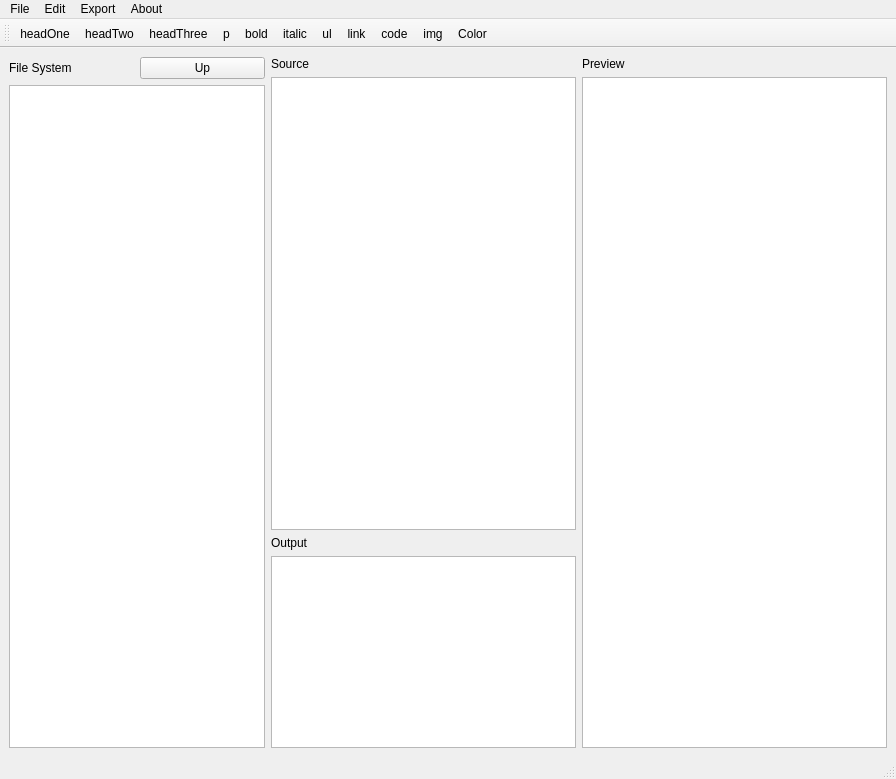
The window that src/ui/mainwindow.ui (pavelkral/mdedit) describes before a commit, drawn with Qt 5.
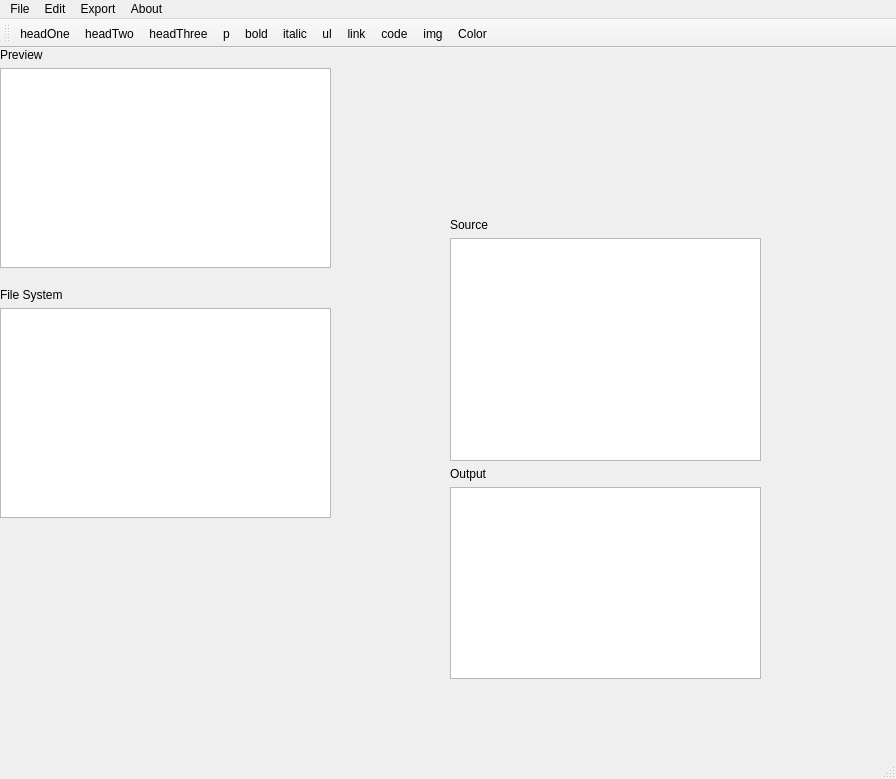
The same window after the commit. Icons and pictures are not drawn.

Commit message:
Refactor file browser to use QListView and QSplitter
Replaces the QTreeView-based file browser and ParentDirProxyModel with a QListView (fileView1) and updates the UI layout to use QSplitter for a more flexible arrangement. Removes the back button and related logic, simplifies file navigation, and updates the mainwindow.ui to reflect the new widget structure.

What changed in the file:
```diff
--- a/src/ui/mainwindow.ui
+++ b/src/ui/mainwindow.ui
@@ -18,9 +18,16 @@
     <normaloff>release/img/wedit.png</normaloff>release/img/wedit.png</iconset>
   </property>
   <widget class="QWidget" name="centralwidget">
-   <layout class="QGridLayout" name="gridLayout_3">
-    <item row="0" column="0">
-     <layout class="QGridLayout" name="gridLayout">
+   <widget class="QWidget" name="layoutWidget">
+    <property name="geometry">
+     <rect>
+      <x>0</x>
+      <y>240</y>
+      <width>331</width>
+      <height>230</height>
+     </rect>
+    </property>
+    <layout class="QGridLayout" name="fileLayout">
       <item row="0" column="0">
        <layout class="QGridLayout" name="gridLayout_2">
         <item row="0" column="0">
@@ -33,32 +40,23 @@
           </property>
          </widget>
         </item>
-        <item row="0" column="1">
-         <widget class="QPushButton" name="backButton">
-          <property name="text">
-           <string>Up</string>
-          </property>
-         </widget>
-        </item>
        </layout>
       </item>
       <item row="1" column="0">
-       <widget class="QTreeView" name="fileView">
-        <property name="enabled">
-         <bool>true</bool>
-        </property>
-        <property name="sizePolicy">
-         <sizepolicy hsizetype="Maximum" vsizetype="Expanding">
-          <horstretch>0</horstretch>
-          <verstretch>0</verstretch>
-         </sizepolicy>
-        </property>
-       </widget>
-      </item>
-     </layout>
-    </item>
-    <item row="0" column="1">
-     <layout class="QVBoxLayout" name="verticalLayout">
+      <widget class="QListView" name="fileView1"/>
+     </item>
+    </layout>
+   </widget>
+   <widget class="QWidget" name="layoutWidget">
+    <property name="geometry">
+     <rect>
+      <x>450</x>
+      <y>170</y>
+      <width>311</width>
+      <height>461</height>
+     </rect>
+    </property>
+    <layout class="QVBoxLayout" name="editLayout">
       <item>
        <widget class="QLabel" name="label">
         <property name="styleSheet">
@@ -94,9 +92,17 @@
        </widget>
       </item>
      </layout>
-    </item>
-    <item row="0" column="2">
-     <layout class="QVBoxLayout" name="verticalLayout_2">
+   </widget>
+   <widget class="QWidget" name="layoutWidget">
+    <property name="geometry">
+     <rect>
+      <x>0</x>
+      <y>0</y>
+      <width>331</width>
+      <height>220</height>
+     </rect>
+    </property>
+    <layout class="QVBoxLayout" name="previewLayout">
       <item>
        <widget class="QLabel" name="labelPreview">
         <property name="enabled">
@@ -111,8 +117,7 @@
        <widget class="QTextEdit" name="textEditPreview"/>
       </item>
      </layout>
-    </item>
-   </layout>
+   </widget>
   </widget>
   <widget class="QMenuBar" name="menubar">
    <property name="geometry">
```
Lines whose indentation alone changed are shown as unchanged. The commit also changes 1 other file.
